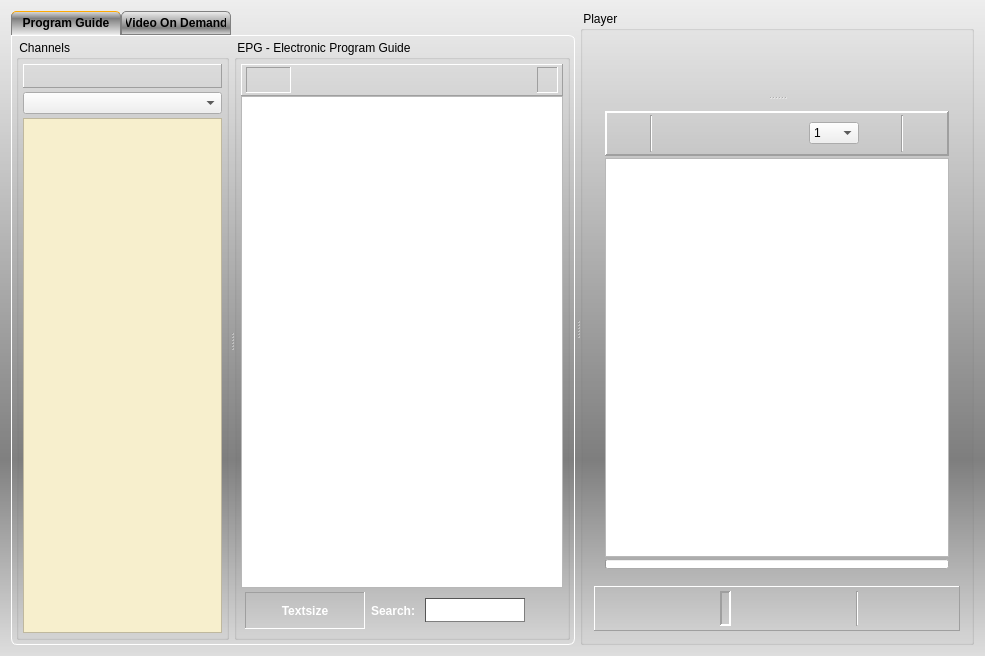
Old version of the form vlc-record/forms/recorder_inc.ui in the repository code-google-com/vlc-record.
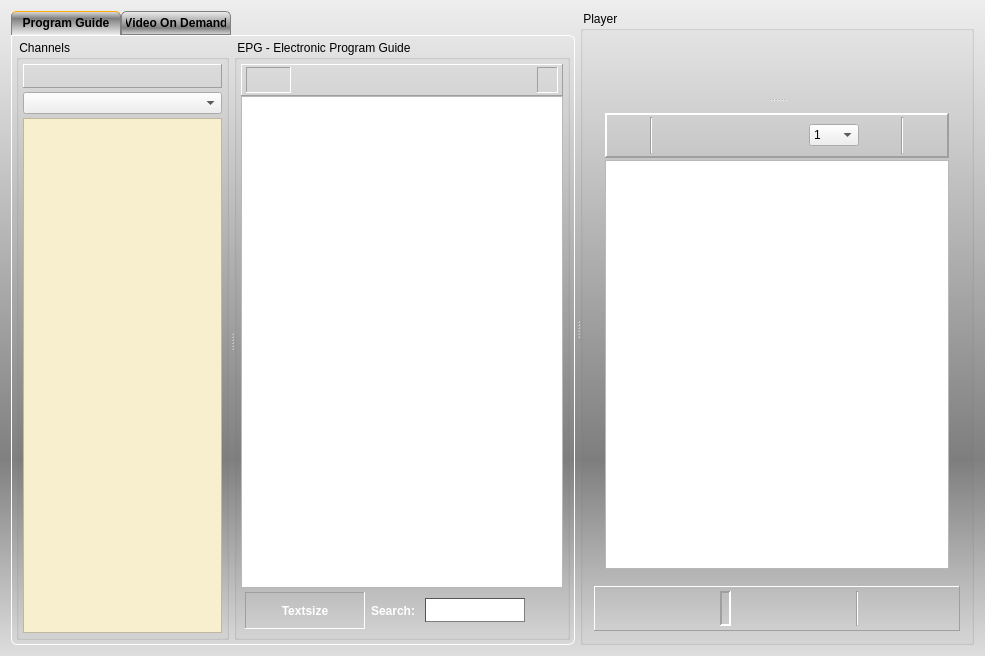
New version of the form. Icons and pictures are not drawn. Custom widgets are drawn as their Qt base class.

Commit message: More changes in position slider stuff: - remove progressbar from recorder dialog (slider will handle this) - don't hide slider after position change - remove pagestep from slider - hide handle if slider is read only or mouse not over - slider position as well as timestamp only gets updated periodical

```diff
--- a/vlc-record/forms/recorder_inc.ui
+++ b/vlc-record/forms/recorder_inc.ui
@@ -878,7 +878,7 @@
          </property>
          <widget class="CPlayer" name="player" native="true"/>
          <widget class="QWidget" name="layoutWidget">
-          <layout class="QVBoxLayout" name="vLayoutPlayInfo" stretch="0,80,0">
+          <layout class="QVBoxLayout" name="vLayoutPlayInfo" stretch="0,80">
            <property name="spacing">
             <number>2</number>
            </property>
@@ -1234,31 +1234,6 @@
              </property>
             </widget>
            </item>
-           <item>
-            <widget class="QProgressBar" name="progressBar">
-             <property name="minimumSize">
-              <size>
-               <width>0</width>
-               <height>10</height>
-              </size>
-             </property>
-             <property name="maximumSize">
-              <size>
-               <width>16777215</width>
-               <height>10</height>
-              </size>
-             </property>
-             <property name="whatsThis">
-              <string>Time Progress for played programm</string>
-             </property>
-             <property name="value">
-              <number>0</number>
-             </property>
-             <property name="textVisible">
-              <bool>false</bool>
-             </property>
-            </widget>
-           </item>
           </layout>
          </widget>
         </widget>
```
Left out of the diff: 32 changed lines with no effect on the pictures. The commit also changes 12 other files.
